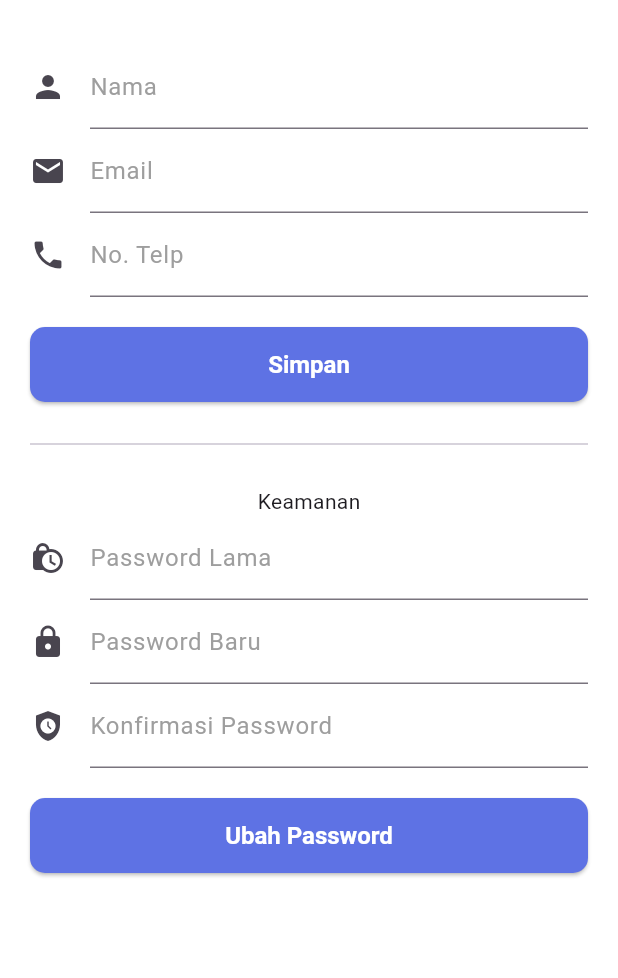
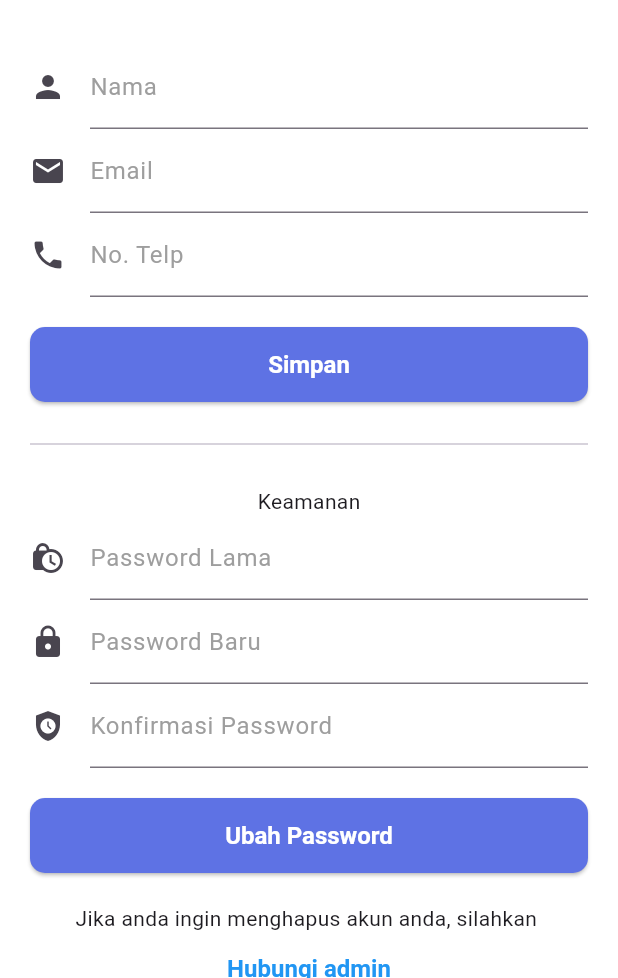
Before and after one commit to GedeYudaAditya/siap, a Flutter app: the PengaturanScreen screen opened by its route, scrolled down 206 dp, on a phone screen of 412 x 824 dp, the part 258-1236 px from its top. Run offline on Flutter 3.47's test engine with Material 3 defaults, Android fonts, the phone set to English and light mode, and no system bars; drawn by our look-alikes of showcaseview; our stand-ins replace device_info_plus, shared_preferences; accounts and stored records are empty; network calls fail.

Commit message:
Penambahan link untuk hapus akun

```diff
--- a/lib/src/screens/pengaturan_screen.dart
+++ b/lib/src/screens/pengaturan_screen.dart
@@ -5,6 +5,7 @@ import 'package:spec_siandung/src/services/api_service.dart';
 import 'package:spec_siandung/src/utils/role_utils.dart';
 import 'package:spec_siandung/src/widgets/app_bar_widget.dart';
 import 'package:spec_siandung/src/widgets/drawer_widget.dart';
+import 'package:url_launcher/url_launcher.dart';
 
 class PengaturanScreen extends StatefulWidget {
   const PengaturanScreen({super.key});
@@ -61,6 +62,13 @@ class _PengaturanScreenState extends State<PengaturanScreen> {
   void initState() {
     super.initState();
     _getSharedPrefs();
+  }
+
+  _launchURL() async {
+    final Uri url = Uri.parse('https://wa.me/+6282220202358');
+    if (!await launchUrl(url)) {
+      throw Exception('Could not launch $url');
+    }
   }
 
   @override
@@ -300,7 +308,30 @@ class _PengaturanScreenState extends State<PengaturanScreen> {
                               );
                             }
                           }),
-                      SizedBox(height: 50),
+                      SizedBox(height: 20),
+                      // Link Reset Hapus Akun
+                      Padding(
+                          padding: const EdgeInsets.only(
+                              left: 8, right: 8, bottom: 8),
+                          child: Column(children: [
+                            Text(
+                                'Jika anda ingin menghapus akun anda, silahkan '),
+                            TextButton(
+                              style: ButtonStyle(
+                                  padding: WidgetStateProperty.all(
+                                const EdgeInsets.all(0),
+                              )),
+                              child: Text('Hubungi admin',
+                                  style: TextStyle(
+                                      color: Colors.blue,
+                                      fontSize: 16,
+                                      decoration: TextDecoration.underline)),
+                              onPressed: () async {
+                                _launchURL();
+                              },
+                            ),
+                          ])),
+                      SizedBox(height: 20),
                     ],
                   );
                 }),
--- a/lib/src/screens/siswa_screen.dart
+++ b/lib/src/screens/siswa_screen.dart
@@ -205,7 +205,7 @@ class _SiswaScreenState extends State<SiswaScreen> {
                         Navigator.of(context).pushNamed('/tambah-siswa');
                       },
                     ),
-                  )
+                  ),
                 ],
               )
             : const Center(
```
